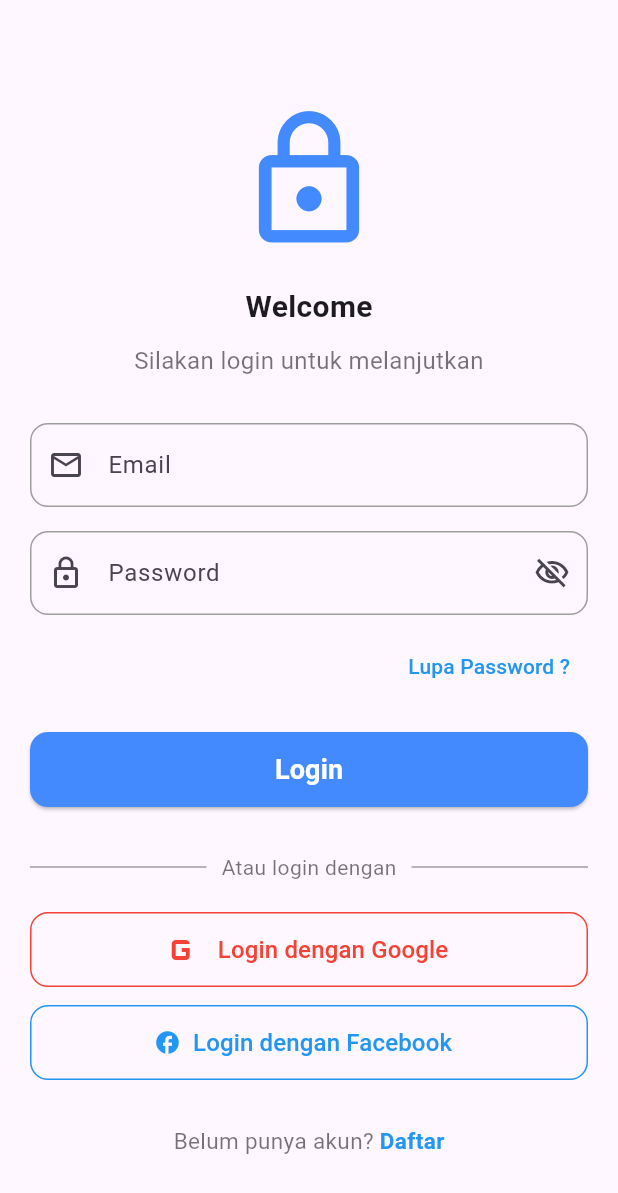
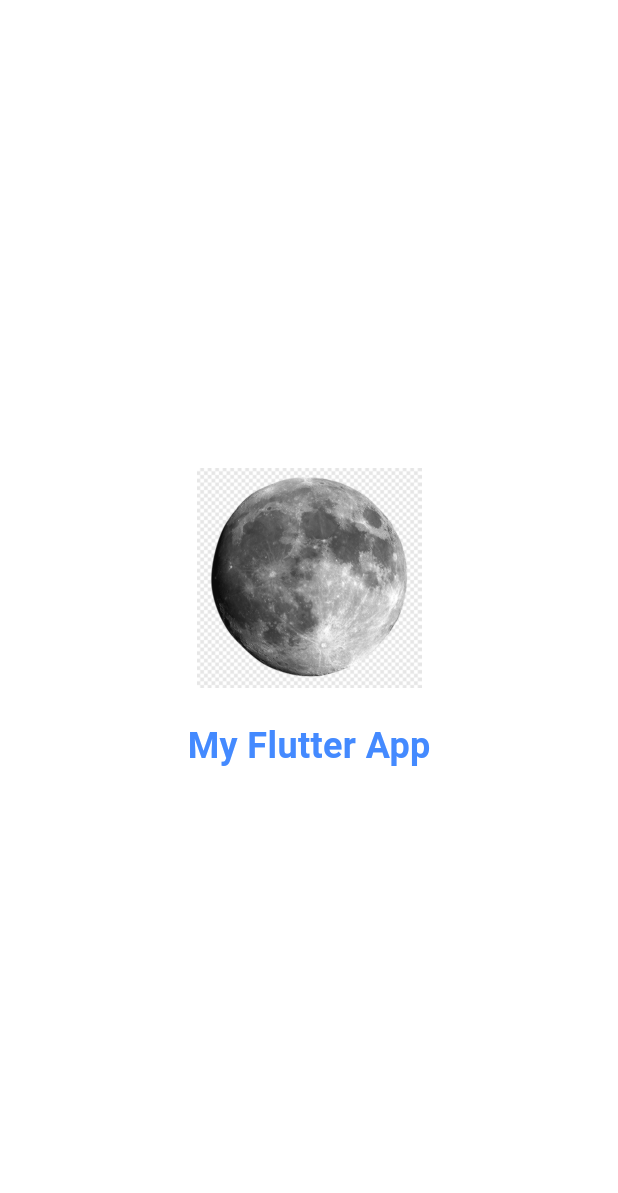
Before and after one commit to I-JasonLee/Tugas_week_6_1123150116, a Flutter app: the screen it shows after launch, on a phone screen of 412 x 824 dp. Shown: the top 1193 px of the screen. Run offline on Flutter 3.47's test engine with Material 3 defaults, Android fonts, the phone set to English and light mode, and no system bars.

Commit message:
create splash_screen1.dart dengan logo dan nama aplikasi

```diff
--- a/lib/main.dart
+++ b/lib/main.dart
@@ -1,5 +1,6 @@
 import 'package:flutter/material.dart';
-import 'package:flutter_application_1/screen/login.dart';
+// import 'package:flutter_application_1/screen/login.dart';
+import 'package:flutter_application_1/screen/splash_screen1.dart';
 
 void main() {
   runApp(const MyApp());
@@ -17,7 +18,7 @@ class MyApp extends StatelessWidget {
         colorScheme: ColorScheme.fromSeed(seedColor: Colors.deepPurple),
         useMaterial3: true,
       ),
-      home: const Login(),
+      home: const SplashScreen1(),
     );
   }
 }
--- a/lib/screen/login.dart
+++ b/lib/screen/login.dart
@@ -193,7 +193,7 @@ class Login extends StatelessWidget {
                 mainAxisAlignment: MainAxisAlignment.center,
                 children: [
                   const Text(
-                    "Belum punya akun? ",
+                    "Belum punya akun ?",
                     style: TextStyle(color: Colors.black54, fontSize: 15),
                   ),
                   GestureDetector(
--- /dev/null
+++ b/lib/screen/splash_screen1.dart
@@ -0,0 +1,36 @@
+import 'package:flutter/material.dart';
+
+class SplashScreen1 extends StatelessWidget {
+  const SplashScreen1({super.key});
+
+   @override
+  Widget build(BuildContext context) {
+    return Scaffold(
+      backgroundColor: Colors.white,
+      body: Center(
+        child: Column(
+          mainAxisAlignment: MainAxisAlignment.center,
+          children: [
+            // Logo aplikasi (gunakan asset image)
+            Image.asset(
+              'assets/images/logo.png', // pastikan file logo ada di folder assets/images/
+              width: 150,
+              height: 150,
+            ),
+
+            const SizedBox(height: 20),
+            // Nama aplikasi
+            const Text(
+              "My Flutter App",
+              style: TextStyle(
+                fontSize: 24,
+                fontWeight: FontWeight.bold,
+                color: Colors.blueAccent,
+              ),
+            ),
+          ],
+        ),
+      ),
+    );
+  }
+}
--- a/pubspec.yaml
+++ b/pubspec.yaml
@@ -58,8 +58,8 @@ flutter:
   uses-material-design: true
 
   # To add assets to your application, add an assets section, like this:
-  # assets:
-  #   - images/a_dot_burr.jpeg
+  assets:
+    - assets/images/logo.png
   #   - images/a_dot_ham.jpeg
 
   # An image asset can refer to one or more resolution-specific "variants", see
```
Also changed, not shown: assets/images/logo.png (added).
